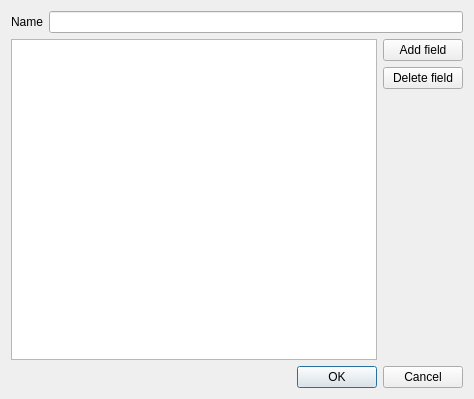
Qt form DlgCreateTable.ui (wonder-sk/postgis_manager) before a commit.
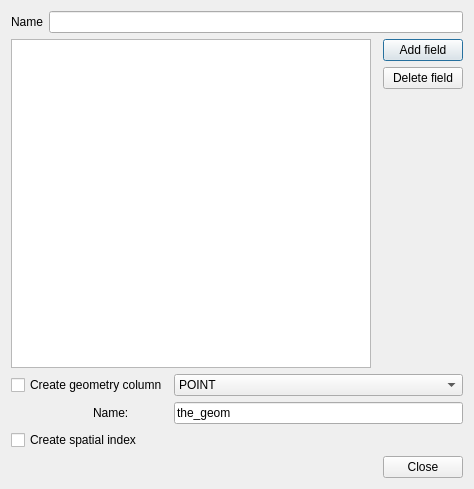
The same form after that commit.

Commit message: create table dialog mostly working

The edit to the form file:
```diff
--- a/DlgCreateTable.ui
+++ b/DlgCreateTable.ui
@@ -6,14 +6,14 @@
     <x>0</x>
     <y>0</y>
     <width>474</width>
-    <height>399</height>
+    <height>489</height>
    </rect>
   </property>
   <property name="windowTitle" >
    <string>Create Table</string>
   </property>
   <layout class="QGridLayout" >
-   <item row="0" column="0" colspan="2" >
+   <item row="0" column="0" colspan="3" >
     <layout class="QHBoxLayout" >
      <item>
       <widget class="QLabel" name="label" >
@@ -27,7 +27,101 @@
      </item>
     </layout>
    </item>
-   <item row="1" column="1" >
+   <item row="1" column="0" >
+    <widget class="QTreeView" name="fields" >
+     <property name="rootIsDecorated" >
+      <bool>false</bool>
+     </property>
+    </widget>
+   </item>
+   <item row="2" column="0" colspan="3" >
+    <layout class="QGridLayout" >
+     <item row="0" column="0" colspan="2" >
+      <widget class="QCheckBox" name="chkGeomColumn" >
+       <property name="text" >
+        <string>Create geometry column</string>
+       </property>
+      </widget>
+     </item>
+     <item row="0" column="2" >
+      <widget class="QComboBox" name="cboGeomType" >
+       <item>
+        <property name="text" >
+         <string>POINT</string>
+        </property>
+       </item>
+       <item>
+        <property name="text" >
+         <string>LINESTRING</string>
+        </property>
+       </item>
+       <item>
+        <property name="text" >
+         <string>POLYGON</string>
+        </property>
+       </item>
+       <item>
+        <property name="text" >
+         <string>MULTIPOINT</string>
+        </property>
+       </item>
+       <item>
+        <property name="text" >
+         <string>MULTILINESTRING</string>
+        </property>
+       </item>
+       <item>
+        <property name="text" >
+         <string>MULTIPOLYGON</string>
+        </property>
+       </item>
+       <item>
+        <property name="text" >
+         <string>GEOMETRYCOLLECTION</string>
+        </property>
+       </item>
+      </widget>
+     </item>
+     <item row="1" column="0" >
+      <spacer>
+       <property name="orientation" >
+        <enum>Qt::Horizontal</enum>
+       </property>
+       <property name="sizeType" >
+        <enum>QSizePolicy::Fixed</enum>
+       </property>
+       <property name="sizeHint" >
+        <size>
+         <width>40</width>
+         <height>20</height>
+        </size>
+       </property>
+      </spacer>
+     </item>
+     <item row="1" column="1" >
+      <widget class="QLabel" name="label_2" >
+       <property name="text" >
+        <string>Name:</string>
+       </property>
+      </widget>
+     </item>
+     <item row="1" column="2" >
+      <widget class="QLineEdit" name="editGeomColumn" >
+       <property name="text" >
+        <string>the_geom</string>
+       </property>
+      </widget>
+     </item>
+     <item row="2" column="0" colspan="3" >
+      <widget class="QCheckBox" name="chkSpatialIndex" >
+       <property name="text" >
+        <string>Create spatial index</string>
+       </property>
+      </widget>
+     </item>
+    </layout>
+   </item>
+   <item row="1" column="2" >
     <layout class="QVBoxLayout" >
      <item>
       <widget class="QPushButton" name="btnAddField" >
@@ -58,20 +152,13 @@
      </item>
     </layout>
    </item>
-   <item row="2" column="0" colspan="2" >
+   <item row="3" column="0" colspan="3" >
     <widget class="QDialogButtonBox" name="buttonBox" >
      <property name="orientation" >
       <enum>Qt::Horizontal</enum>
      </property>
      <property name="standardButtons" >
-      <set>QDialogButtonBox::Cancel|QDialogButtonBox::NoButton|QDialogButtonBox::Ok</set>
-     </property>
-    </widget>
-   </item>
-   <item row="1" column="0" >
-    <widget class="QTreeView" name="fields" >
-     <property name="rootIsDecorated" >
-      <bool>false</bool>
+      <set>QDialogButtonBox::Close</set>
      </property>
     </widget>
    </item>
```
Left out of the diff: 11 changed lines with no effect on the pictures. The commit also changes 5 other files.
